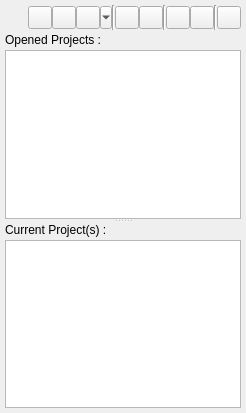
The window that v2/trunk/monkey/src/projectsmanager/ui/UIProjectsManager.ui (testmana2/mks) describes before a commit, drawn with Qt 5.
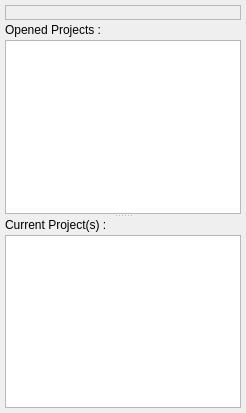
The same window after the commit.

Commit message: Some work on project plugin interface

```diff
--- a/v2/trunk/monkey/src/projectsmanager/ui/UIProjectsManager.ui
+++ b/v2/trunk/monkey/src/projectsmanager/ui/UIProjectsManager.ui
@@ -31,17 +31,16 @@
     </property>
     <item>
      <widget class="QFrame" name="fButtons" >
-      <property name="minimumSize" >
-       <size>
-        <width>16</width>
-        <height>25</height>
-       </size>
+      <property name="sizePolicy" >
+       <sizepolicy>
+        <hsizetype>7</hsizetype>
+        <vsizetype>5</vsizetype>
+        <horstretch>0</horstretch>
+        <verstretch>0</verstretch>
+       </sizepolicy>
       </property>
       <property name="frameShape" >
-       <enum>QFrame::NoFrame</enum>
-      </property>
-      <property name="frameShadow" >
-       <enum>QFrame::Raised</enum>
+       <enum>QFrame::StyledPanel</enum>
       </property>
       <layout class="QHBoxLayout" >
        <property name="spacing" >
@@ -60,67 +59,15 @@
         <number>0</number>
        </property>
        <item>
-        <spacer>
+        <widget class="QToolBar" name="tbButtons" >
+         <property name="styleSheet" >
+          <string>.QToolBar { border : none }</string>
+         </property>
          <property name="orientation" >
           <enum>Qt::Horizontal</enum>
          </property>
-         <property name="sizeHint" >
-          <size>
-           <width>23</width>
-           <height>20</height>
-          </size>
-         </property>
-        </spacer>
-       </item>
-       <item>
-        <widget class="QToolButton" name="tbFiltered" />
-       </item>
-       <item>
-        <widget class="QToolButton" name="tbNew" />
-       </item>
-       <item>
-        <widget class="QToolButton" name="tbOpen" >
-         <property name="popupMode" >
-          <enum>QToolButton::MenuButtonPopup</enum>
-         </property>
         </widget>
        </item>
-       <item>
-        <widget class="Line" name="l1" >
-         <property name="orientation" >
-          <enum>Qt::Vertical</enum>
-         </property>
-        </widget>
-       </item>
-       <item>
-        <widget class="QToolButton" name="tbSave" />
-       </item>
-       <item>
-        <widget class="QToolButton" name="tbSaveAll" />
-       </item>
-       <item>
-        <widget class="Line" name="l2" >
-         <property name="orientation" >
-          <enum>Qt::Vertical</enum>
-         </property>
-        </widget>
-       </item>
-       <item>
-        <widget class="QToolButton" name="tbClose" />
-       </item>
-       <item>
-        <widget class="QToolButton" name="tbCloseAll" />
-       </item>
-       <item>
-        <widget class="Line" name="l3" >
-         <property name="orientation" >
-          <enum>Qt::Vertical</enum>
-         </property>
-        </widget>
-       </item>
-       <item>
-        <widget class="QToolButton" name="tbSettings" />
-       </item>
       </layout>
      </widget>
     </item>
@@ -131,6 +78,9 @@
       </property>
       <widget class="QWidget" name="layoutWidget1" >
        <layout class="QVBoxLayout" >
+        <property name="margin" >
+         <number>0</number>
+        </property>
         <property name="spacing" >
          <number>3</number>
         </property>
@@ -148,6 +98,9 @@
       </widget>
       <widget class="QWidget" name="layoutWidget2" >
        <layout class="QVBoxLayout" >
+        <property name="margin" >
+         <number>0</number>
+        </property>
         <property name="spacing" >
          <number>3</number>
         </property>
```
Left out of the diff: 30 changed lines with no effect on the pictures. The commit also changes 8 other files.
